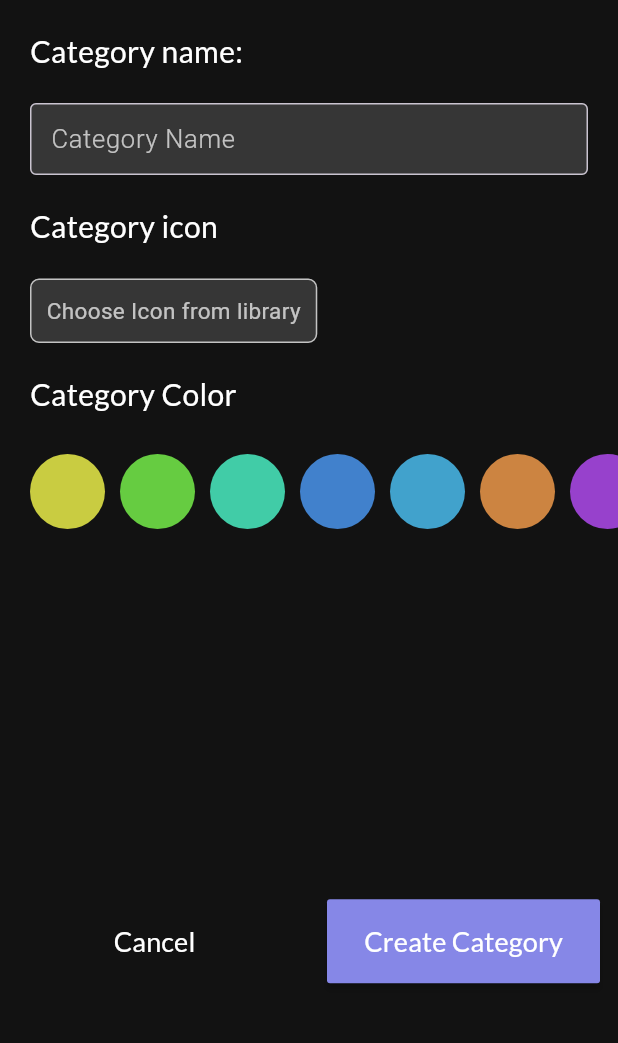
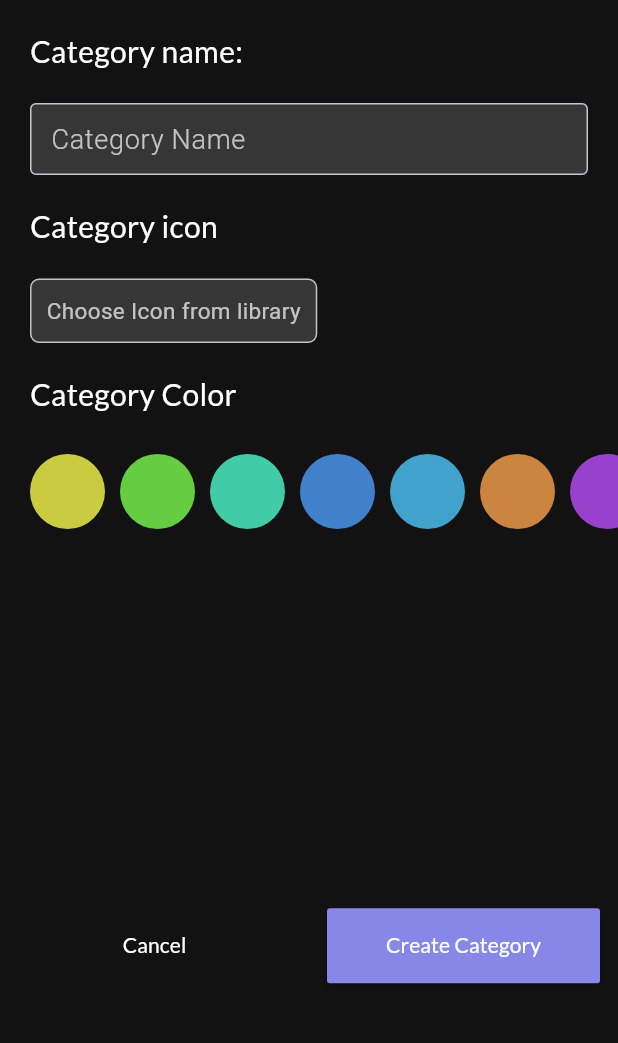
Before and after one commit to A-RR3/Todo_App, a Flutter app: the CreateCategoryScreen screen opened directly, on a phone screen of 412 x 824 dp, the part 92-1135 px from its top. Run offline on Flutter 3.47's test engine with Material 3 defaults, Android fonts, the phone set to English and light mode, and no system bars; our stand-ins replace flutter_svg, get, google_fonts, local_auth, sqflite; missing offline and left inert: paged_vertical_calendar; accounts and stored records are empty.

```diff
--- a/lib/domain/interactors/impl/category_interactor_impl.dart
+++ b/lib/domain/interactors/impl/category_interactor_impl.dart
@@ -23,8 +23,8 @@ class CategoriesInteractorImpl implements CategoriesInteractor {
     return await _gateway.createCategory(category);
   }
 
-   @override
+  @override
   Future<int> deleteCategory(Category category) async {
-    return await _gateway.createCategory(category);
+    return await _gateway.deleteCategory(category);
   }
 }
--- a/lib/features/categories/widgets/category_item.dart
+++ b/lib/features/categories/widgets/category_item.dart
@@ -44,7 +44,7 @@ class CategoryItem extends StatelessWidget {
             ),
             Text(
               name,
-              style: textTheme(16, null, null),
+              style: textTheme(12, null, null),
             )
           ],
         ),
--- a/lib/features/categories/widgets/material_botton.dart
+++ b/lib/features/categories/widgets/material_botton.dart
@@ -25,7 +25,7 @@ class MyMaterialBotton extends StatelessWidget {
           onPressed: onPress,
           child: Text(
             text,
-            style: textTheme(18, null, null),
+            style: textTheme(14, null, null),
           )),
     );
   }
--- a/lib/features/home/screens/empty_home_screen.dart
+++ b/lib/features/home/screens/empty_home_screen.dart
@@ -28,14 +28,14 @@ class EmptyHomeScreen extends StatelessWidget {
                       children: [
                         Text(
                           "What do you want to do today?\n",
-                          style: textTheme(22, null, null),
+                          style: textTheme(18, null, null),
                         ),
                         const SizedBox(
                           height: 5,
                         ),
                         Text(
                           "Tap + to add your tasks",
-                          style: textTheme(20, FontWeight.normal, null),
+                          style: textTheme(16, FontWeight.normal, null),
                         )
                       ],
                     )
--- a/lib/features/home/widgets/category_card.dart
+++ b/lib/features/home/widgets/category_card.dart
@@ -34,7 +34,7 @@ class CategoryCard extends StatelessWidget {
                 ),
                 Text(
                   category.name,
-                  style: textTheme(16, null, null),
+                  style: textTheme(12, null, null),
                 )
               ],
             ),
--- a/lib/main.dart
+++ b/lib/main.dart
@@ -1,6 +1,7 @@
 import 'package:flutter/material.dart';
 import 'package:get/get.dart';
 import 'package:training_task1/core/values/colors.dart';
+import 'package:training_task1/features/login/login_screen.dart';
 import 'features/home/screens/home_screen.dart';
 
 void main() {
@@ -17,7 +18,7 @@ class MyApp extends StatelessWidget {
       title: 'ToDo App',
       theme: ThemeData.dark(),
       debugShowCheckedModeBanner: false,
-      home: MyHomePage(),
+      home: const LoginScreen(),
     );
   }
 }
--- a/lib/widgets/common_text_field.dart
+++ b/lib/widgets/common_text_field.dart
@@ -19,14 +19,14 @@ class CommonTextField extends StatelessWidget {
   Widget build(BuildContext context) {
     return TextField(
       controller: controller,
-      style: const TextStyle(fontSize: 15),
+      // style: const TextStyle(fontSize: 15),
       decoration: InputDecoration(
         contentPadding: const EdgeInsets.all(10),
         hintText: hintText,
         hintStyle: const TextStyle(
-            color: Colors.white70, fontSize: 17, fontWeight: FontWeight.w300),
+            color: Colors.white70, fontSize: 18, fontWeight: FontWeight.w300),
         errorText: errorText,
-        errorStyle: const TextStyle(fontSize: 15, color: Colors.red),
+        errorStyle: const TextStyle(fontSize: 14, color: Colors.red),
         border: OutlineInputBorder(borderRadius: BorderRadius.circular(4)),
         filled: true,
         fillColor: greyShadow,
```
Also changed, not shown: lib/features/home/controllers/home_controller.dart (+1 -30 lines), lib/features/home/widgets/task_item.dart (+8 -8 lines).
